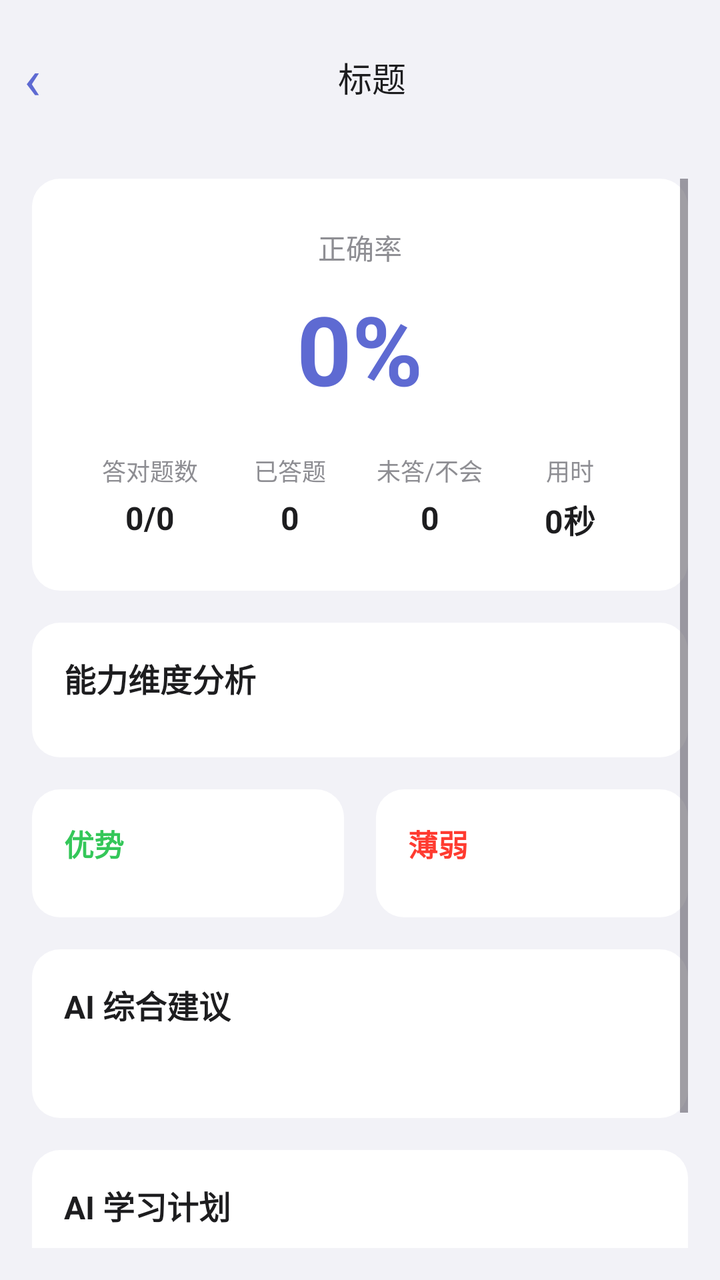
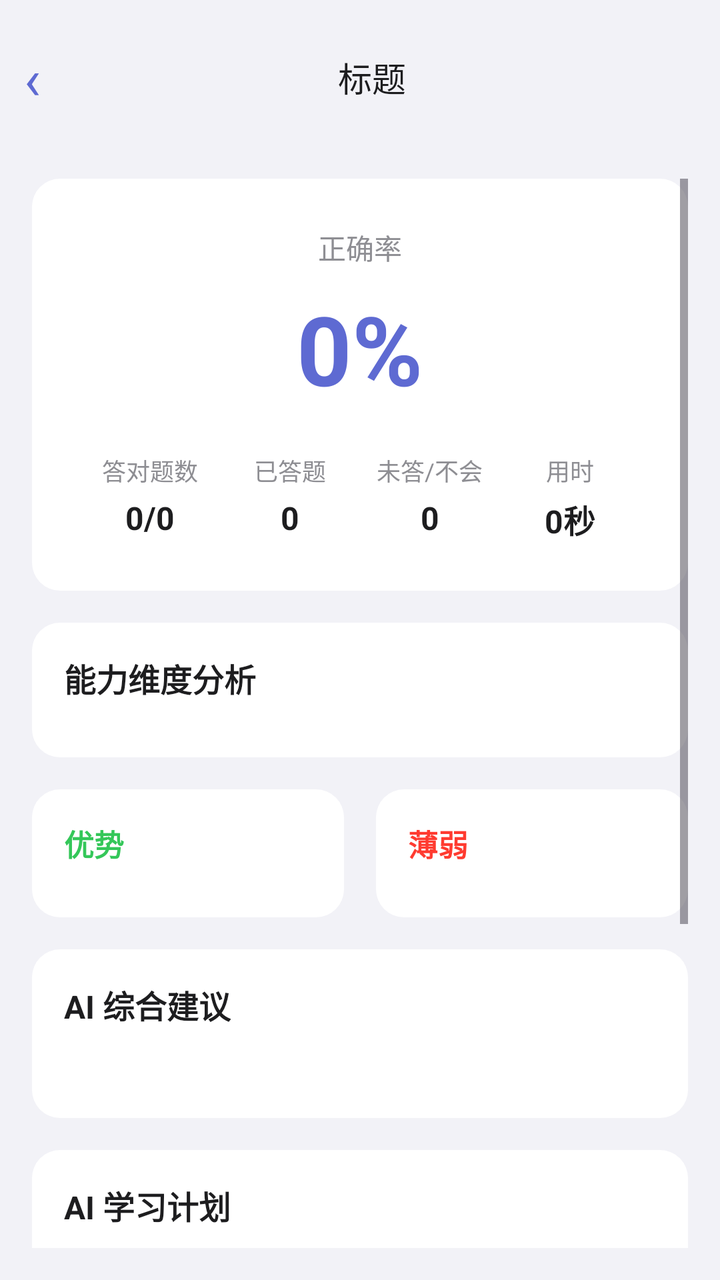

An Android layout rendered at two revisions. The XML below is the earlier revision; the diff shows what the commit changed to produce the second picture.
<!-- AndroidManifest.xml: application theme Theme.ZnxsglStudent -->
<!-- res/layout/activity_quiz_result.xml -->
<?xml version="1.0" encoding="utf-8"?>
<LinearLayout xmlns:android="http://schemas.android.com/apk/res/android"
    android:layout_width="match_parent"
    android:layout_height="match_parent"
    android:orientation="vertical"
    android:background="@color/background">

    <include layout="@layout/layout_common_header" />

    <ScrollView
        android:layout_width="match_parent"
        android:layout_height="0dp"
        android:layout_weight="1"
        android:padding="16dp">

        <LinearLayout
            android:layout_width="match_parent"
            android:layout_height="wrap_content"
            android:orientation="vertical">

            
            <LinearLayout
                android:layout_width="match_parent"
                android:layout_height="wrap_content"
                android:orientation="vertical"
                android:background="@drawable/bg_card_white"
                android:padding="24dp"
                android:gravity="center_horizontal">

                <TextView
                    android:layout_width="wrap_content"
                    android:layout_height="wrap_content"
                    android:text="正确率"
                    android:textSize="14sp"
                    android:textColor="@color/ink_subtle" />

                <TextView
                    android:id="@+id/tv_accuracy"
                    android:layout_width="wrap_content"
                    android:layout_height="wrap_content"
                    android:layout_marginTop="8dp"
                    android:text="0%"
                    android:textSize="48sp"
                    android:textStyle="bold"
                    android:textColor="@color/primary" />

                <LinearLayout
                    android:layout_width="match_parent"
                    android:layout_height="wrap_content"
                    android:layout_marginTop="20dp"
                    android:orientation="horizontal">

                    <LinearLayout
                        android:layout_width="0dp"
                        android:layout_height="wrap_content"
                        android:layout_weight="1"
                        android:orientation="vertical"
                        android:gravity="center">
                        <TextView
                            android:layout_width="wrap_content"
                            android:layout_height="wrap_content"
                            android:text="答对题数"
                            android:textSize="12sp"
                            android:textColor="@color/ink_subtle" />
                        <TextView
                            android:id="@+id/tv_correct_count"
                            android:layout_width="wrap_content"
                            android:layout_height="wrap_content"
                            android:layout_marginTop="4dp"
                            android:text="0/0"
                            android:textSize="16sp"
                            android:textStyle="bold"
                            android:textColor="@color/ink" />
                    </LinearLayout>

                    <LinearLayout
                        android:layout_width="0dp"
                        android:layout_height="wrap_content"
                        android:layout_weight="1"
                        android:orientation="vertical"
                        android:gravity="center">
                        <TextView
                            android:layout_width="wrap_content"
                            android:layout_height="wrap_content"
                            android:text="已答题"
                            android:textSize="12sp"
                            android:textColor="@color/ink_subtle" />
                        <TextView
                            android:id="@+id/tv_answered_count"
                            android:layout_width="wrap_content"
                            android:layout_height="wrap_content"
                            android:layout_marginTop="4dp"
                            android:text="0"
                            android:textSize="16sp"
                            android:textStyle="bold"
                            android:textColor="@color/ink" />
                    </LinearLayout>

                    <LinearLayout
                        android:layout_width="0dp"
                        android:layout_height="wrap_content"
                        android:layout_weight="1"
                        android:orientation="vertical"
                        android:gravity="center">
                        <TextView
                            android:layout_width="wrap_content"
                            android:layout_height="wrap_content"
                            android:text="未答/不会"
                            android:textSize="12sp"
                            android:textColor="@color/ink_subtle" />
                        <TextView
                            android:id="@+id/tv_skip_count"
                            android:layout_width="wrap_content"
                            android:layout_height="wrap_content"
                            android:layout_marginTop="4dp"
                            android:text="0"
                            android:textSize="16sp"
                            android:textStyle="bold"
                            android:textColor="@color/ink" />
                    </LinearLayout>

                    <LinearLayout
                        android:layout_width="0dp"
                        android:layout_height="wrap_content"
                        android:layout_weight="1"
                        android:orientation="vertical"
                        android:gravity="center">
                        <TextView
                            android:layout_width="wrap_content"
                            android:layout_height="wrap_content"
                            android:text="用时"
                            android:textSize="12sp"
                            android:textColor="@color/ink_subtle" />
                        <TextView
                            android:id="@+id/tv_duration"
                            android:layout_width="wrap_content"
                            android:layout_height="wrap_content"
                            android:layout_marginTop="4dp"
                            android:text="0秒"
                            android:textSize="16sp"
                            android:textStyle="bold"
                            android:textColor="@color/ink" />
                    </LinearLayout>
                </LinearLayout>
            </LinearLayout>

            
            <LinearLayout
                android:id="@+id/card_scores"
                android:layout_width="match_parent"
                android:layout_height="wrap_content"
                android:layout_marginTop="16dp"
                android:orientation="vertical"
                android:background="@drawable/bg_card_white"
                android:padding="16dp">

                <TextView
                    android:layout_width="wrap_content"
                    android:layout_height="wrap_content"
                    android:text="能力维度分析"
                    android:textSize="16sp"
                    android:textStyle="bold"
                    android:textColor="@color/ink" />

                <LinearLayout
                    android:id="@+id/ll_scores"
                    android:layout_width="match_parent"
                    android:layout_height="wrap_content"
                    android:layout_marginTop="12dp"
                    android:orientation="vertical" />
            </LinearLayout>

            
            <LinearLayout
                android:layout_width="match_parent"
                android:layout_height="wrap_content"
                android:layout_marginTop="16dp"
                android:orientation="horizontal">

                <LinearLayout
                    android:layout_width="0dp"
                    android:layout_height="wrap_content"
                    android:layout_weight="1"
                    android:layout_marginEnd="8dp"
                    android:orientation="vertical"
                    android:background="@drawable/bg_card_white"
                    android:padding="16dp">

                    <TextView
                        android:layout_width="wrap_content"
                        android:layout_height="wrap_content"
                        android:text="优势"
                        android:textSize="15sp"
                        android:textStyle="bold"
                        android:textColor="@color/success" />

                    <LinearLayout
                        android:id="@+id/ll_strengths"
                        android:layout_width="match_parent"
                        android:layout_height="wrap_content"
                        android:layout_marginTop="10dp"
                        android:orientation="horizontal" />
                </LinearLayout>

                <LinearLayout
                    android:layout_width="0dp"
                    android:layout_height="wrap_content"
                    android:layout_weight="1"
                    android:layout_marginStart="8dp"
                    android:orientation="vertical"
                    android:background="@drawable/bg_card_white"
                    android:padding="16dp">

                    <TextView
                        android:layout_width="wrap_content"
                        android:layout_height="wrap_content"
                        android:text="薄弱"
                        android:textSize="15sp"
                        android:textStyle="bold"
                        android:textColor="@color/danger" />

                    <LinearLayout
                        android:id="@+id/ll_weaknesses"
                        android:layout_width="match_parent"
                        android:layout_height="wrap_content"
                        android:layout_marginTop="10dp"
                        android:orientation="horizontal" />
                </LinearLayout>
            </LinearLayout>

            
            <LinearLayout
                android:layout_width="match_parent"
                android:layout_height="wrap_content"
                android:layout_marginTop="16dp"
                android:orientation="vertical"
                android:background="@drawable/bg_card_white"
                android:padding="16dp">

                <TextView
                    android:layout_width="wrap_content"
                    android:layout_height="wrap_content"
                    android:text="AI 综合建议"
                    android:textSize="16sp"
                    android:textStyle="bold"
                    android:textColor="@color/ink" />

                <TextView
                    android:id="@+id/tv_suggestion"
                    android:layout_width="match_parent"
                    android:layout_height="wrap_content"
                    android:layout_marginTop="10dp"
                    android:textSize="14sp"
                    android:lineSpacingExtra="4dp"
                    android:textColor="@color/ink_muted" />
            </LinearLayout>

            
            <LinearLayout
                android:id="@+id/card_plan"
                android:layout_width="match_parent"
                android:layout_height="wrap_content"
                android:layout_marginTop="16dp"
                android:orientation="vertical"
                android:background="@drawable/bg_card_white"
                android:padding="16dp">

                <TextView
                    android:layout_width="wrap_content"
                    android:layout_height="wrap_content"
                    android:text="AI 学习计划"
                    android:textSize="16sp"
                    android:textStyle="bold"
                    android:textColor="@color/ink" />

                <LinearLayout
                    android:id="@+id/ll_study_plan"
                    android:layout_width="match_parent"
                    android:layout_height="wrap_content"
                    android:layout_marginTop="12dp"
                    android:orientation="vertical" />
            </LinearLayout>

            
            <LinearLayout
                android:layout_width="match_parent"
                android:layout_height="wrap_content"
                android:layout_marginTop="20dp"
                android:layout_marginBottom="16dp"
                android:orientation="horizontal">

                <TextView
                    android:id="@+id/btn_wrong_analysis"
                    android:layout_width="0dp"
                    android:layout_height="44dp"
                    android:layout_weight="1"
                    android:layout_marginEnd="8dp"
                    android:gravity="center"
                    android:text="错题解析"
                    android:textSize="14sp"
                    android:textColor="@color/primary"
                    android:background="@drawable/bg_btn_outline" />

                <TextView
                    android:id="@+id/btn_review"
                    android:layout_width="0dp"
                    android:layout_height="44dp"
                    android:layout_weight="1"
                    android:layout_marginStart="8dp"
                    android:layout_marginEnd="8dp"
                    android:gravity="center"
                    android:text="复习加强"
                    android:textSize="14sp"
                    android:textColor="@color/white"
                    android:background="@drawable/bg_btn_primary" />

                <TextView
                    android:id="@+id/btn_done"
                    android:layout_width="0dp"
                    android:layout_height="44dp"
                    android:layout_weight="1"
                    android:layout_marginStart="8dp"
                    android:gravity="center"
                    android:text="完成"
                    android:textSize="14sp"
                    android:textColor="@color/ink"
                    android:background="@drawable/bg_btn_outline" />
            </LinearLayout>
        </LinearLayout>
    </ScrollView>
</LinearLayout>
<!-- res/layout/layout_common_header.xml (included above) -->
<?xml version="1.0" encoding="utf-8"?>
<LinearLayout xmlns:android="http://schemas.android.com/apk/res/android"
    android:layout_width="match_parent"
    android:layout_height="wrap_content"
    android:orientation="horizontal"
    android:gravity="center_vertical"
    android:paddingTop="12dp"
    android:paddingBottom="8dp"
    android:paddingStart="4dp"
    android:paddingEnd="16dp">

    <TextView
        android:id="@+id/btn_back"
        android:layout_width="wrap_content"
        android:layout_height="wrap_content"
        android:text="‹"
        android:textSize="28sp"
        android:textColor="@color/primary"
        android:padding="8dp"
        android:clickable="true"
        android:focusable="true" />

    <LinearLayout
        android:layout_width="0dp"
        android:layout_height="wrap_content"
        android:layout_weight="1"
        android:gravity="center">
        <TextView
            android:id="@+id/tv_title"
            android:layout_width="wrap_content"
            android:layout_height="wrap_content"
            android:text="标题"
            android:textSize="17sp"
            android:textColor="@color/ink"
            android:fontFamily="sans-serif-medium" />
    </LinearLayout>

    <LinearLayout
        android:id="@+id/ll_header_right"
        android:layout_width="wrap_content"
        android:layout_height="wrap_content"
        android:orientation="horizontal"
        android:gravity="center"
        android:visibility="gone">
        
    </LinearLayout>
</LinearLayout>
<!-- resources referenced by this layout -->
<resources>
  <color name="background">@color/canvas</color>
  <color name="danger">#FF3B30</color>
  <color name="ink">#1D1D1F</color>
  <color name="ink_muted">#6E6E73</color>
  <color name="ink_subtle">#8E8E93</color>
  <color name="primary">#5E6AD2</color>
  <color name="success">#34C759</color>
  <color name="white">#FFFFFF</color>
  <!-- drawable bg_btn_outline (drawable) -->
  <?xml version="1.0" encoding="utf-8"?>
  <shape xmlns:android="http://schemas.android.com/apk/res/android">
      <solid android:color="@color/surface_1" />
      <corners android:radius="10dp" />
      <stroke android:width="1dp" android:color="@color/hairline" />
  </shape>
  <!-- drawable bg_btn_primary (drawable) -->
  <?xml version="1.0" encoding="utf-8"?>
  <shape xmlns:android="http://schemas.android.com/apk/res/android">
      <solid android:color="@color/primary" />
      <corners android:radius="10dp" />
  </shape>
  <!-- drawable bg_card_white (drawable) -->
  <?xml version="1.0" encoding="utf-8"?>
  <shape xmlns:android="http://schemas.android.com/apk/res/android">
      <solid android:color="@color/surface_1" />
      <corners android:radius="14dp" />
  </shape>
  <style name="Theme.ZnxsglStudent" parent="Base.Theme.ZnxsglStudent" />
  <color name="canvas">#F2F2F7</color>
  <color name="surface_1">#FFFFFF</color>
  <color name="hairline">#E5E5EA</color>
  <style name="Base.Theme.ZnxsglStudent" parent="Theme.Material3.Light.NoActionBar">
          <item name="android:statusBarColor">@color/canvas</item>
          <item name="android:navigationBarColor">@color/canvas</item>
          <item name="android:windowLightStatusBar">true</item>
          <item name="android:windowBackground">@color/canvas</item>
          <item name="colorPrimary">@color/primary</item>
          <item name="colorOnPrimary">@color/on_primary</item>
          <item name="colorSurface">@color/surface_1</item>
          <item name="colorOnSurface">@color/ink</item>
      </style>
  <color name="on_primary">#FFFFFF</color>
</resources>

<!-- the commit's change to res/layout/activity_quiz_result.xml (unified diff, before → after) -->
@@ -279,6 +279,43 @@
                     android:layout_height="wrap_content"
                     android:layout_marginTop="12dp"
                     android:orientation="vertical" />
+            </LinearLayout>
+
+            
+            <LinearLayout
+                android:id="@+id/card_wrong_answers"
+                android:layout_width="match_parent"
+                android:layout_height="wrap_content"
+                android:layout_marginTop="16dp"
+                android:orientation="vertical"
+                android:background="@drawable/bg_card_white"
+                android:padding="16dp">
+
+                <TextView
+                    android:layout_width="wrap_content"
+                    android:layout_height="wrap_content"
+                    android:text="本次错题"
+                    android:textSize="16sp"
+                    android:textStyle="bold"
+                    android:textColor="@color/ink" />
+
+                <TextView
+                    android:id="@+id/tv_wrong_empty"
+                    android:layout_width="match_parent"
+                    android:layout_height="wrap_content"
+                    android:layout_marginTop="12dp"
+                    android:text="太棒了，本次测评没有错题！"
+                    android:textSize="14sp"
+                    android:textColor="@color/ink_muted"
+                    android:gravity="center"
+                    android:paddingVertical="24dp" />
+
+                <androidx.recyclerview.widget.RecyclerView
+                    android:id="@+id/rv_wrong_answers"
+                    android:layout_width="match_parent"
+                    android:layout_height="wrap_content"
+                    android:layout_marginTop="12dp"
+                    android:nestedScrollingEnabled="false" />
             </LinearLayout>
 
             
